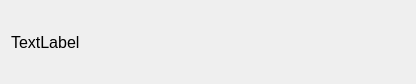
First picture: the form in calibparam.ui, repository krang4d/Agrekola, before the edit.
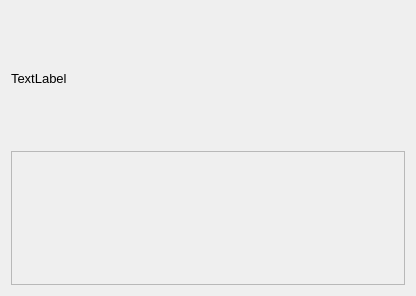
Second picture: the form after the edit. Custom widgets are drawn as their Qt base class.

What changed in the file:
```diff
--- a/calibparam.ui
+++ b/calibparam.ui
@@ -7,7 +7,7 @@
     <x>0</x>
     <y>0</y>
     <width>416</width>
-    <height>84</height>
+    <height>296</height>
    </rect>
   </property>
   <property name="windowTitle">
@@ -21,7 +21,7 @@
     <widget class="QLabel" name="label">
      <property name="font">
       <font>
-       <pointsize>12</pointsize>
+       <pointsize>10</pointsize>
       </font>
      </property>
      <property name="inputMethodHints">
@@ -32,8 +32,26 @@
      </property>
     </widget>
    </item>
+   <item>
+    <widget class="QCustomPlot" name="frame">
+     <property name="frameShape">
+      <enum>QFrame::StyledPanel</enum>
+     </property>
+     <property name="frameShadow">
+      <enum>QFrame::Raised</enum>
+     </property>
+    </widget>
+   </item>
   </layout>
  </widget>
+ <customwidgets>
+  <customwidget>
+   <class>QCustomPlot</class>
+   <extends>QFrame</extends>
+   <header>QCustomPlot/qcustomplot.h</header>
+   <container>1</container>
+  </customwidget>
+ </customwidgets>
  <resources/>
  <connections/>
 </ui>
```
